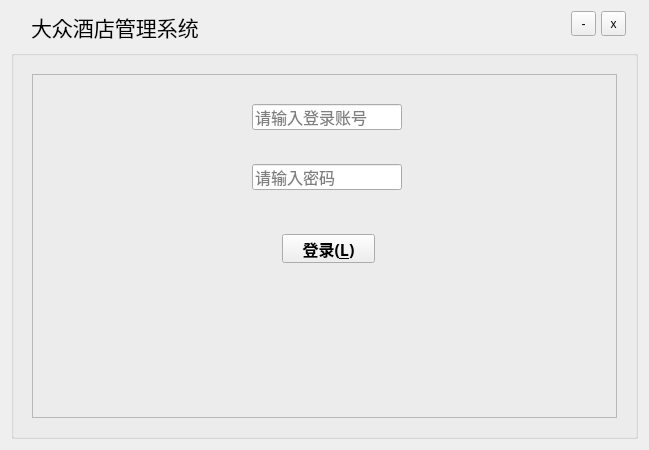
Qt form login.ui (Yzyqoung/Qt-hotelSystem) before a commit.
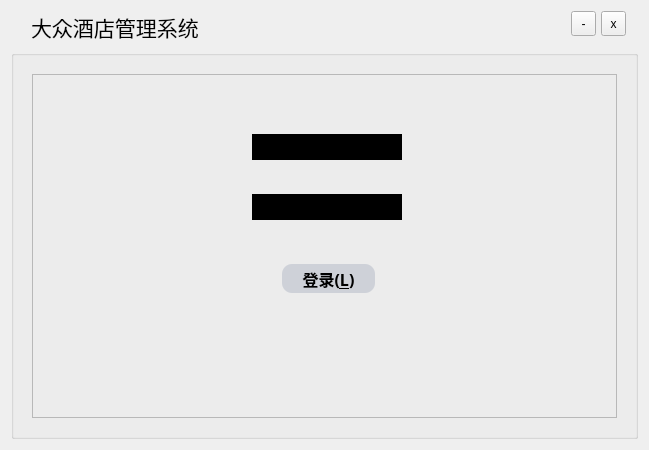
The same form after that commit. Icons and pictures are not drawn.

Commit message: 登录界面功能完善

```diff
--- a/login.ui
+++ b/login.ui
@@ -13,6 +13,24 @@
   <property name="windowTitle">
    <string>Form</string>
   </property>
+  <property name="styleSheet">
+   <string notr="true">QPushButton{
+background:#ced1d8;
+border-style:outset;
+border-radius:10px;
+font-style:MingLiU-ExtB;
+}
+QLineEdit{
+color:#000000;
+background-color:#000000;
+font-size:16px;
+border-style:outset;
+border-radius:20px;
+font-style:MingLiU-ExtB;
+}
+
+</string>
+  </property>
   <layout class="QVBoxLayout" name="verticalLayout">
    <item>
     <widget class="QFrame" name="frame_title">
@@ -99,6 +117,9 @@
      <property name="toolTip">
       <string extracomment="请输入账号"/>
      </property>
+     <property name="styleSheet">
+      <string notr="true">background-image:url(://Images/LoginBackground.jpg);</string>
+     </property>
      <property name="title">
       <string/>
      </property>
@@ -108,6 +129,9 @@
         <layout class="QGridLayout" name="gridLayout">
          <item row="1" column="0">
           <widget class="QFrame" name="frame_2">
+           <property name="styleSheet">
+            <string notr="true"/>
+           </property>
            <property name="frameShape">
             <enum>QFrame::StyledPanel</enum>
            </property>
@@ -118,7 +142,7 @@
             <property name="geometry">
              <rect>
               <x>250</x>
-              <y>160</y>
+              <y>190</y>
               <width>93</width>
               <height>29</height>
              </rect>
@@ -148,15 +172,14 @@
             <property name="geometry">
              <rect>
               <x>220</x>
-              <y>90</y>
+              <y>120</y>
               <width>150</width>
               <height>26</height>
              </rect>
             </property>
             <property name="font">
              <font>
-              <family>楷体</family>
-              <pointsize>12</pointsize>
+              <pointsize>-1</pointsize>
              </font>
             </property>
             <property name="toolTip">
@@ -182,17 +205,14 @@
             <property name="geometry">
              <rect>
               <x>220</x>
-              <y>30</y>
+              <y>60</y>
               <width>150</width>
               <height>26</height>
              </rect>
             </property>
             <property name="font">
              <font>
-              <family>楷体</family>
-              <pointsize>12</pointsize>
-              <weight>50</weight>
-              <bold>false</bold>
+              <pointsize>-1</pointsize>
              </font>
             </property>
             <property name="toolTip">
```
The commit also changes 7 other files.
